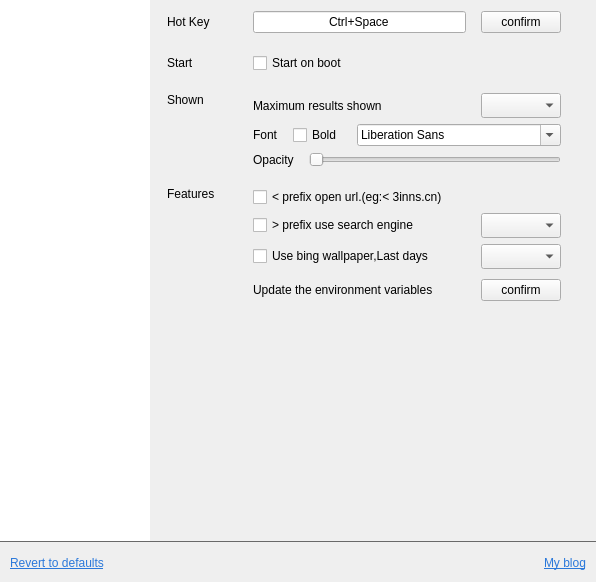
tujiaw/Acc, file src/view/SettingWidget.ui: the form before one commit.
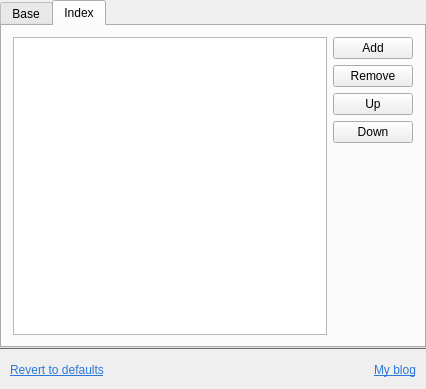
The form after the commit.

Commit message: 设置布局修改

```diff
--- a/src/view/SettingWidget.ui
+++ b/src/view/SettingWidget.ui
@@ -6,8 +6,8 @@
    <rect>
     <x>0</x>
     <y>0</y>
-    <width>596</width>
-    <height>582</height>
+    <width>426</width>
+    <height>389</height>
    </rect>
   </property>
   <property name="minimumSize">
@@ -38,81 +38,27 @@
    <item>
     <layout class="QHBoxLayout" name="horizontalLayout_9">
      <property name="rightMargin">
-      <number>20</number>
+      <number>0</number>
      </property>
      <item>
-      <widget class="QListWidget" name="listWidget">
-       <property name="minimumSize">
-        <size>
-         <width>150</width>
-         <height>0</height>
-        </size>
+      <widget class="QTabWidget" name="tabWidget">
+       <property name="currentIndex">
+        <number>1</number>
        </property>
-       <property name="maximumSize">
-        <size>
-         <width>150</width>
-         <height>16777215</height>
-        </size>
-       </property>
-       <property name="frameShape">
-        <enum>QFrame::NoFrame</enum>
-       </property>
-       <property name="horizontalScrollBarPolicy">
-        <enum>Qt::ScrollBarAlwaysOff</enum>
-       </property>
-       <property name="currentRow">
-        <number>-1</number>
-       </property>
-      </widget>
-     </item>
-     <item>
-      <widget class="QScrollArea" name="scrollArea">
-       <property name="frameShape">
-        <enum>QFrame::NoFrame</enum>
-       </property>
-       <property name="horizontalScrollBarPolicy">
-        <enum>Qt::ScrollBarAlwaysOff</enum>
-       </property>
-       <property name="widgetResizable">
-        <bool>true</bool>
-       </property>
-       <widget class="QWidget" name="scrollAreaWidgetContents">
-        <property name="geometry">
-         <rect>
-          <x>0</x>
-          <y>0</y>
-          <width>419</width>
-          <height>541</height>
-         </rect>
-        </property>
+       <widget class="QWidget" name="tab">
+        <attribute name="title">
+         <string>Base</string>
+        </attribute>
         <layout class="QVBoxLayout" name="verticalLayout_3">
-         <property name="spacing">
+         <property name="leftMargin">
           <number>20</number>
          </property>
          <property name="rightMargin">
-          <number>15</number>
+          <number>20</number>
          </property>
-         <item>
-          <layout class="QHBoxLayout" name="horizontalLayout_11">
-           <item>
-            <widget class="QLabel" name="labelHotKey">
-             <property name="minimumSize">
-              <size>
-               <width>80</width>
-               <height>0</height>
-              </size>
-             </property>
-             <property name="maximumSize">
-              <size>
-               <width>80</width>
-               <height>16777215</height>
-              </size>
-             </property>
-             <property name="text">
-              <string>Hot Key</string>
-             </property>
-            </widget>
-           </item>
+         <property name="bottomMargin">
+          <number>0</number>
+         </property>
            <item>
             <layout class="QHBoxLayout" name="horizontalLayout">
              <property name="spacing">
@@ -143,29 +89,6 @@
              </item>
             </layout>
            </item>
-          </layout>
-         </item>
-         <item>
-          <layout class="QHBoxLayout" name="horizontalLayout_2">
-           <item>
-            <widget class="QLabel" name="labelStart">
-             <property name="minimumSize">
-              <size>
-               <width>80</width>
-               <height>0</height>
-              </size>
-             </property>
-             <property name="maximumSize">
-              <size>
-               <width>80</width>
-               <height>16777215</height>
-              </size>
-             </property>
-             <property name="text">
-              <string>Start</string>
-             </property>
-            </widget>
-           </item>
            <item>
             <widget class="QCheckBox" name="cbAutoStart">
              <property name="text">
@@ -173,32 +96,6 @@
              </property>
             </widget>
            </item>
-          </layout>
-         </item>
-         <item>
-          <layout class="QHBoxLayout" name="horizontalLayout_6">
-           <item>
-            <widget class="QLabel" name="labelShown">
-             <property name="minimumSize">
-              <size>
-               <width>80</width>
-               <height>0</height>
-              </size>
-             </property>
-             <property name="maximumSize">
-              <size>
-               <width>80</width>
-               <height>16777215</height>
-              </size>
-             </property>
-             <property name="text">
-              <string>Shown</string>
-             </property>
-             <property name="alignment">
-              <set>Qt::AlignLeading|Qt::AlignLeft|Qt::AlignTop</set>
-             </property>
-            </widget>
-           </item>
            <item>
             <layout class="QVBoxLayout" name="verticalLayout">
              <item>
@@ -207,7 +104,7 @@
                 <number>15</number>
                </property>
                <item>
-                <widget class="QLabel" name="label_3">
+              <widget class="QLabel" name="labelShown">
                  <property name="text">
                   <string>Maximum results shown</string>
                  </property>
@@ -309,32 +206,8 @@
              </item>
             </layout>
            </item>
-          </layout>
-         </item>
          <item>
           <layout class="QHBoxLayout" name="horizontalLayout_10">
-           <item>
-            <widget class="QLabel" name="labelFeatures">
-             <property name="minimumSize">
-              <size>
-               <width>80</width>
-               <height>0</height>
-              </size>
-             </property>
-             <property name="maximumSize">
-              <size>
-               <width>80</width>
-               <height>16777215</height>
-              </size>
-             </property>
-             <property name="text">
-              <string>Features</string>
-             </property>
-             <property name="alignment">
-              <set>Qt::AlignLeading|Qt::AlignLeft|Qt::AlignTop</set>
-             </property>
-            </widget>
-           </item>
            <item>
             <layout class="QVBoxLayout" name="verticalLayout_2">
              <property name="bottomMargin">
@@ -489,15 +362,78 @@
            <property name="sizeHint" stdset="0">
             <size>
              <width>20</width>
-             <height>172</height>
+             <height>40</height>
             </size>
            </property>
           </spacer>
          </item>
         </layout>
-        <zorder></zorder>
-        <zorder></zorder>
-        <zorder>verticalSpacer</zorder>
+       </widget>
+       <widget class="QWidget" name="tab_2">
+        <attribute name="title">
+         <string>Index</string>
+        </attribute>
+        <layout class="QVBoxLayout" name="verticalLayout_6">
+         <item>
+          <layout class="QHBoxLayout" name="horizontalLayout_2">
+           <item>
+            <widget class="QListWidget" name="indexListWidget">
+             <property name="autoScrollMargin">
+              <number>0</number>
+             </property>
+             <property name="editTriggers">
+              <set>QAbstractItemView::NoEditTriggers</set>
+             </property>
+            </widget>
+           </item>
+           <item>
+            <layout class="QVBoxLayout" name="verticalLayout_5">
+             <item>
+              <widget class="QPushButton" name="pushButton">
+               <property name="text">
+                <string>Add</string>
+               </property>
+              </widget>
+             </item>
+             <item>
+              <widget class="QPushButton" name="pushButton_2">
+               <property name="text">
+                <string>Remove</string>
+               </property>
+              </widget>
+             </item>
+             <item>
+              <widget class="QPushButton" name="pushButton_3">
+               <property name="text">
+                <string>Up</string>
+               </property>
+              </widget>
+             </item>
+             <item>
+              <widget class="QPushButton" name="pushButton_4">
+               <property name="text">
+                <string>Down</string>
+               </property>
+              </widget>
+             </item>
+             <item>
+              <spacer name="verticalSpacer_2">
+               <property name="orientation">
+                <enum>Qt::Vertical</enum>
+               </property>
+               <property name="sizeHint" stdset="0">
+                <size>
+                 <width>20</width>
+                 <height>40</height>
+                </size>
+               </property>
+              </spacer>
+             </item>
+            </layout>
+           </item>
+          </layout>
+         </item>
+        </layout>
        </widget>
       </widget>
      </item>
```
Lines whose indentation alone changed are shown as unchanged. The commit also changes 4 other files.
